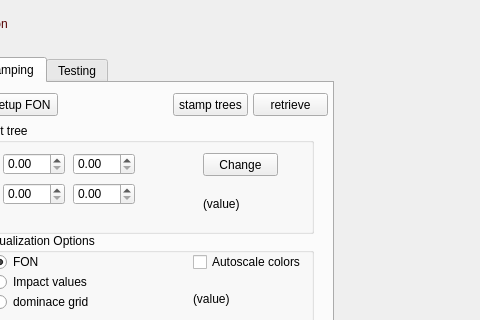
Before: the Qt Designer form fonstudio/mainwindow.ui in edfm-tum/iland-model, drawn with Qt 5; both pictures show x 134 to 614 and y 0 to 320 of the 869 by 551 pixel window.
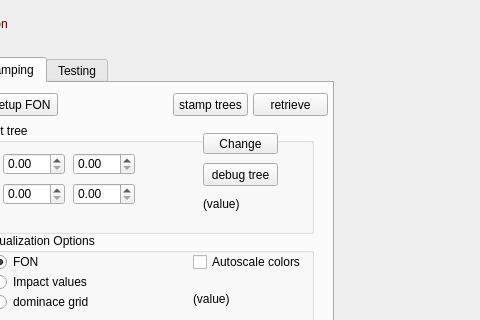
After: the same form once the commit is applied. Icons and pictures are not drawn. Custom widgets are drawn as their Qt base class.

Diff of the .ui file:
```diff
--- a/fonstudio/mainwindow.ui
+++ b/fonstudio/mainwindow.ui
@@ -511,9 +511,9 @@
              <property name="geometry">
               <rect>
                <x>220</x>
-               <y>30</y>
+               <y>10</y>
                <width>75</width>
-               <height>23</height>
+               <height>21</height>
               </rect>
              </property>
              <property name="text">
@@ -553,6 +553,19 @@
               <string>(value)</string>
              </property>
             </widget>
+            <widget class="QPushButton" name="pbSetAsDebug">
+             <property name="geometry">
+              <rect>
+               <x>220</x>
+               <y>40</y>
+               <width>75</width>
+               <height>23</height>
+              </rect>
+             </property>
+             <property name="text">
+              <string>debug tree</string>
+             </property>
+            </widget>
            </widget>
            <widget class="QGroupBox" name="groupBox">
             <property name="geometry">
```
Left out of the diff: 12 changed lines with no effect on the pictures.
